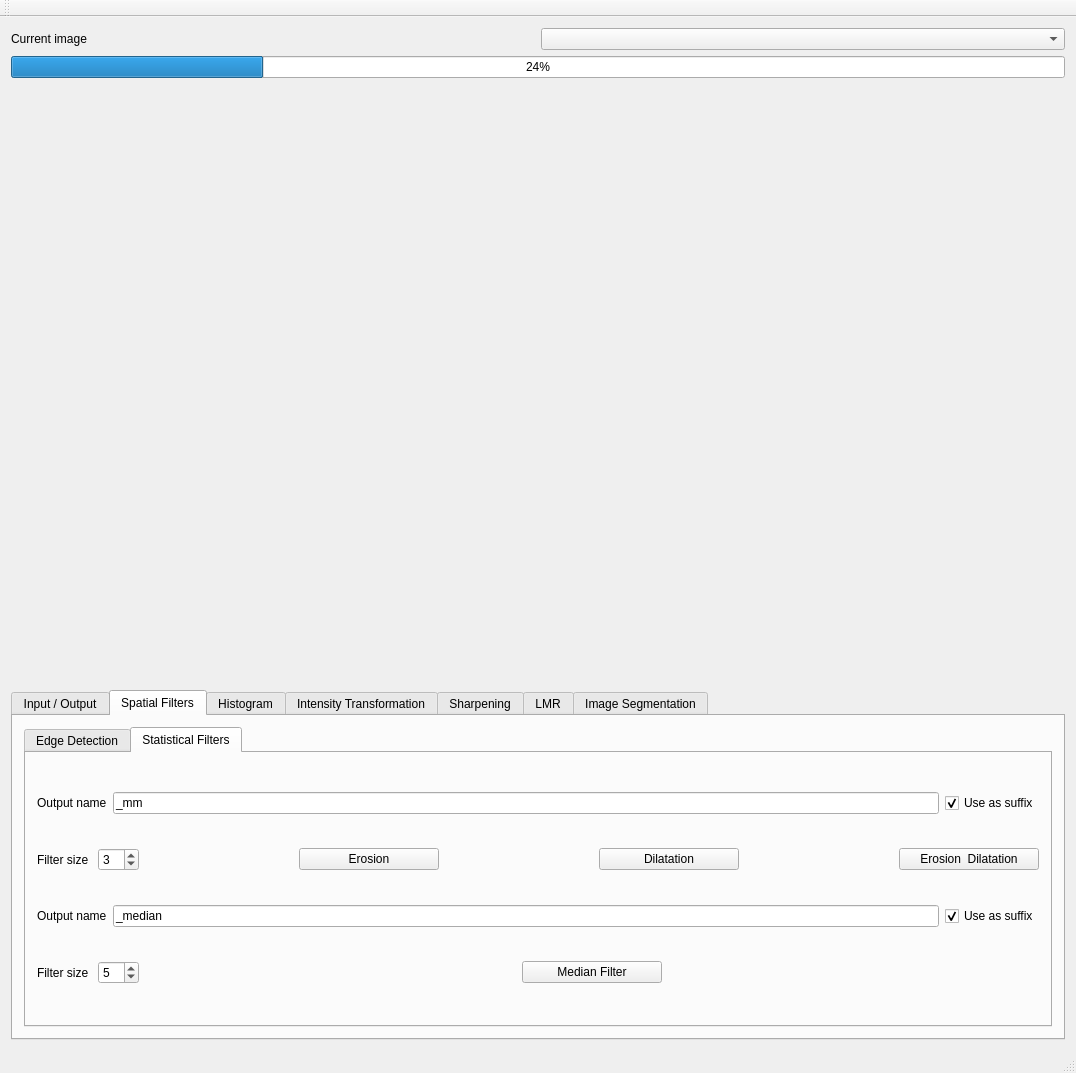
Above: mainwindow.ui from PNPiquin/ImageProcessing before the change. Below: the same form after it.
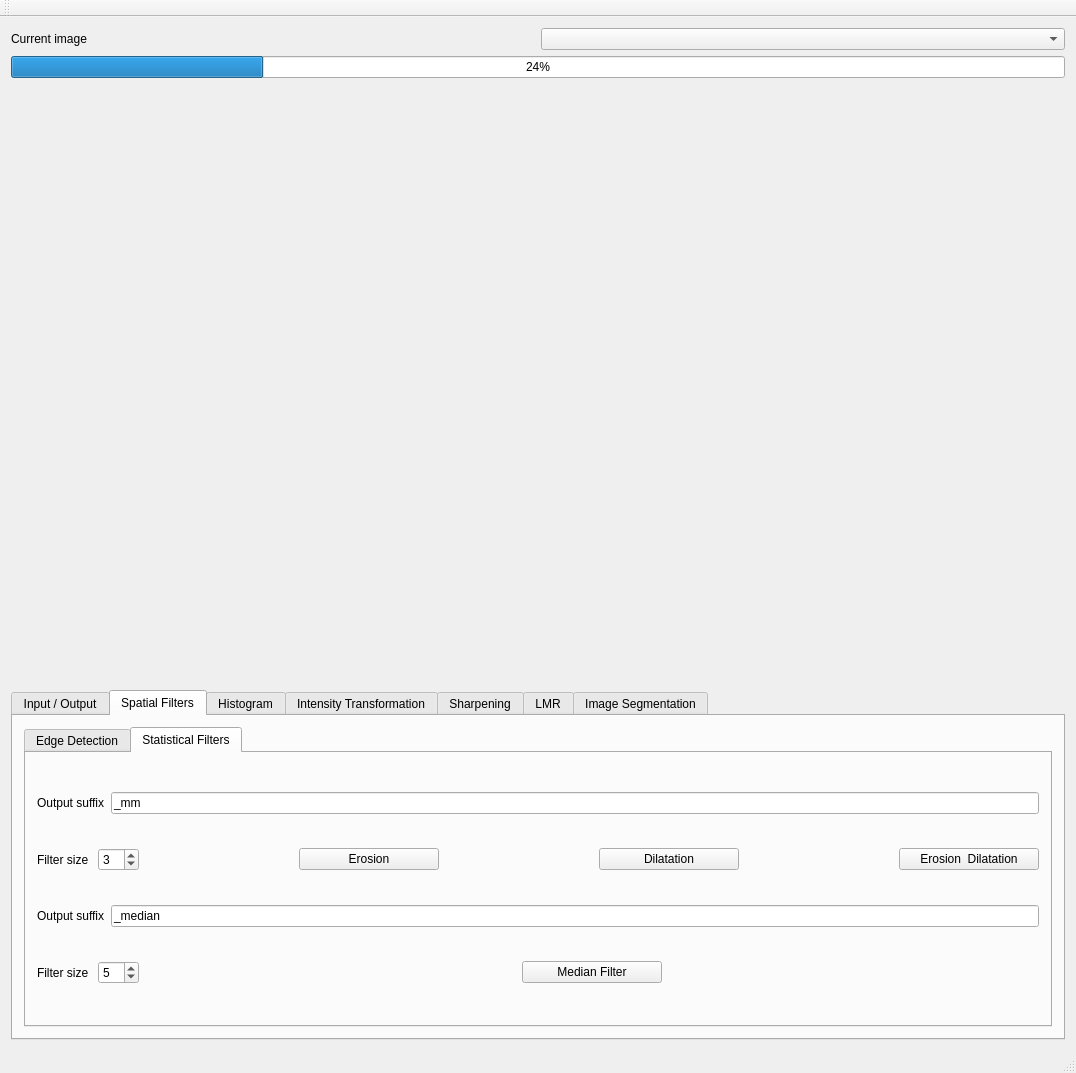
That is the form after the change. The open tabs and pages were chosen to show the change.

Commit message: Remove suffix option

Diff of the .ui file:
```diff
--- a/mainwindow.ui
+++ b/mainwindow.ui
@@ -640,7 +640,7 @@
               <item>
                <widget class="QLabel" name="label_15">
                 <property name="text">
-                 <string>Output name</string>
+                 <string>Output suffix</string>
                 </property>
                </widget>
               </item>
@@ -651,16 +651,6 @@
                 </property>
                </widget>
               </item>
-              <item>
-               <widget class="QCheckBox" name="erosion_dilatation_use_as_suffix">
-                <property name="text">
-                 <string>Use as suffix</string>
-                </property>
-                <property name="checked">
-                 <bool>true</bool>
-                </property>
-               </widget>
-              </item>
              </layout>
             </item>
             <item>
@@ -773,7 +763,7 @@
               <item>
                <widget class="QLabel" name="label_17">
                 <property name="text">
-                 <string>Output name</string>
+                 <string>Output suffix</string>
                 </property>
                </widget>
               </item>
@@ -784,16 +774,6 @@
                 </property>
                </widget>
               </item>
-              <item>
-               <widget class="QCheckBox" name="median_use_as_suffix">
-                <property name="text">
-                 <string>Use as suffix</string>
-                </property>
-                <property name="checked">
-                 <bool>true</bool>
-                </property>
-               </widget>
-              </item>
              </layout>
             </item>
             <item>
```
Left out of the diff: 88 changed lines with no effect on the pictures. The commit also changes 1 other file.
